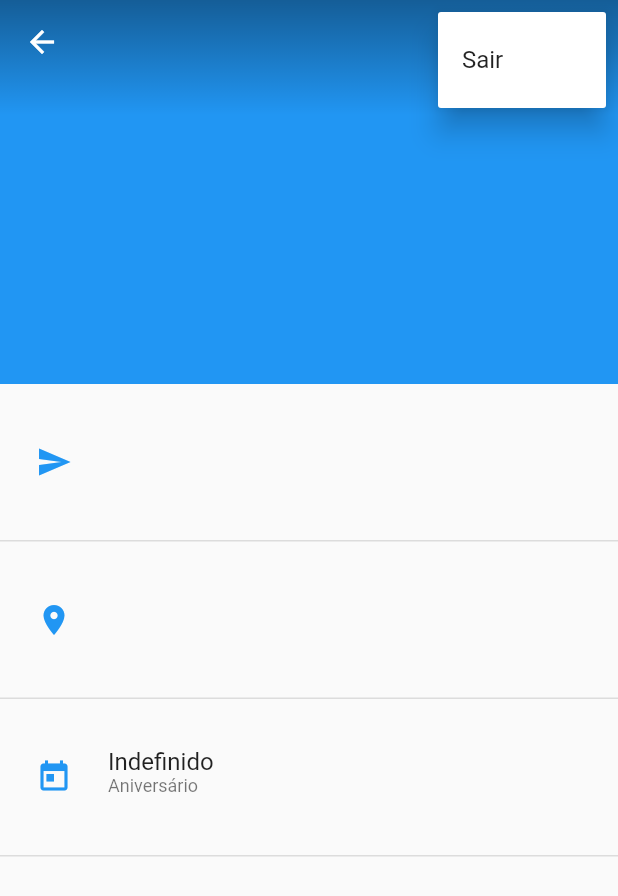
After one commit to CezarGarrido/cuco_robots, a Flutter app: the ContactsDemo screen opened by its route, after a tap on the "more vert" icon, on a phone screen of 412 x 824 dp. The commit adds this screen. Shown: the top 896 px of the screen. Run offline on Flutter 3.47's test engine with Material 2 defaults, Android fonts, the phone set to English and light mode, and no system bars; our stand-ins replace font_awesome_flutter, sqflite; accounts and stored records are empty; project files that could hold a hidden picture were left out.

Commit message:
Ultimas alterações

```diff
--- /dev/null
+++ b/app/lib/entities/contato.dart
@@ -0,0 +1,36 @@
+class Contato {
+  int id;
+  int alunoId;
+  String tipo;
+  String valor;
+  String createdAt;
+  Null updatedAt;
+
+  Contato(
+      {this.id,
+      this.alunoId,
+      this.tipo,
+      this.valor,
+      this.createdAt,
+      this.updatedAt});
+
+  Contato.fromJson(Map<String, dynamic> json) {
+    id = json['id'];
+    alunoId = json['aluno_id'];
+    tipo = json['tipo'];
+    valor = json['valor'];
+    createdAt = json['created_at'];
+    updatedAt = json['updated_at'];
+  }
+
+  Map<String, dynamic> toJson() {
+    final Map<String, dynamic> data = new Map<String, dynamic>();
+    data['id'] = this.id;
+    data['aluno_id'] = this.alunoId;
+    data['tipo'] = this.tipo;
+    data['valor'] = this.valor;
+    data['created_at'] = this.createdAt;
+    data['updated_at'] = this.updatedAt;
+    return data;
+  }
+}
--- /dev/null
+++ b/app/lib/entities/endereco.dart
@@ -0,0 +1,52 @@
+class Endereco {
+  int id;
+  int alunoId;
+  String logradouro;
+  int numero;
+  String complemento;
+  String bairro;
+  String cep;
+  String cidade;
+  String createdAt;
+  Null updatedAt;
+
+  Endereco(
+      {this.id,
+      this.alunoId,
+      this.logradouro,
+      this.numero,
+      this.complemento,
+      this.bairro,
+      this.cep,
+      this.cidade,
+      this.createdAt,
+      this.updatedAt});
+
+  Endereco.fromJson(Map<String, dynamic> json) {
+    id = json['id'];
+    alunoId = json['aluno_id'];
+    logradouro = json['logradouro'];
+    numero = json['numero'];
+    complemento = json['complemento'];
+    bairro = json['bairro'];
+    cep = json['cep'];
+    cidade = json['cidade'];
+    createdAt = json['created_at'];
+    updatedAt = json['updated_at'];
+  }
+
+  Map<String, dynamic> toJson() {
+    final Map<String, dynamic> data = new Map<String, dynamic>();
+    data['id'] = this.id;
+    data['aluno_id'] = this.alunoId;
+    data['logradouro'] = this.logradouro;
+    data['numero'] = this.numero;
+    data['complemento'] = this.complemento;
+    data['bairro'] = this.bairro;
+    data['cep'] = this.cep;
+    data['cidade'] = this.cidade;
+    data['created_at'] = this.createdAt;
+    data['updated_at'] = this.updatedAt;
+    return data;
+  }
+}
--- /dev/null
+++ b/app/lib/views/aluno/perfil.dart
@@ -0,0 +1,280 @@
+// Copyright 2015 The Chromium Authors. All rights reserved.
+// Use of this source code is governed by a BSD-style license that can be
+// found in the LICENSE file.
+
+import 'package:flutter/material.dart';
+import 'package:flutter/services.dart';
+import 'package:app/repository/aluno.dart';
+import 'package:app/repository/contato.dart';
+import 'package:app/entities/aluno.dart';
+import 'package:app/entities/contato.dart';
+import 'package:app/repository/endereco.dart';
+import 'package:app/entities/endereco.dart';
+import 'package:intl/intl.dart';
+
+class _ContactCategory extends StatelessWidget {
+  const _ContactCategory({Key key, this.icon, this.children}) : super(key: key);
+
+  final IconData icon;
+  final List<Widget> children;
+
+  @override
+  Widget build(BuildContext context) {
+    final ThemeData themeData = Theme.of(context);
+    return Container(
+      padding: const EdgeInsets.symmetric(vertical: 16.0),
+      decoration: BoxDecoration(
+          border: Border(bottom: BorderSide(color: themeData.dividerColor))),
+      child: DefaultTextStyle(
+        style: Theme.of(context).textTheme.subhead,
+        child: SafeArea(
+          top: false,
+          bottom: false,
+          child: Row(
+            crossAxisAlignment: CrossAxisAlignment.start,
+            children: <Widget>[
+              Container(
+                padding: const EdgeInsets.symmetric(vertical: 24.0),
+                width: 72.0,
+                child: Icon(icon, color: themeData.primaryColor),
+              ),
+              Expanded(child: Column(children: children)),
+            ],
+          ),
+        ),
+      ),
+    );
+  }
+}
+
+class _ContactItem extends StatelessWidget {
+  const _ContactItem(
+      {Key key, this.icon, this.lines, this.tooltip, this.onPressed})
+      : assert(lines.length > 1),
+        super(key: key);
+
+  final IconData icon;
+  final List<String> lines;
+  final String tooltip;
+  final VoidCallback onPressed;
+
+  @override
+  Widget build(BuildContext context) {
+    final ThemeData themeData = Theme.of(context);
+    final List<Widget> columnChildren = lines
+        .sublist(0, lines.length - 1)
+        .map<Widget>((String line) => Text(line))
+        .toList();
+    columnChildren.add(Text(lines.last, style: themeData.textTheme.caption));
+
+    final List<Widget> rowChildren = <Widget>[
+      Expanded(
+        child: Column(
+          crossAxisAlignment: CrossAxisAlignment.start,
+          children: columnChildren,
+        ),
+      ),
+    ];
+    if (icon != null) {
+      rowChildren.add(SizedBox(
+        width: 72.0,
+        child: IconButton(
+          icon: Icon(icon),
+          color: themeData.primaryColor,
+          onPressed: onPressed,
+        ),
+      ));
+    }
+    return MergeSemantics(
+      child: Padding(
+        padding: const EdgeInsets.symmetric(vertical: 16.0),
+        child: Row(
+          mainAxisAlignment: MainAxisAlignment.spaceBetween,
+          children: rowChildren,
+        ),
+      ),
+    );
+  }
+}
+
+class ContactsDemo extends StatefulWidget {
+  static const String routeName = '/contacts';
+
+  @override
+  ContactsDemoState createState() => ContactsDemoState();
+}
+
+enum AppBarBehavior { normal, pinned, floating, snapping }
+
+class ContactsDemoState extends State<ContactsDemo> {
+  static final GlobalKey<ScaffoldState> _scaffoldKey =
+      GlobalKey<ScaffoldState>();
+  final double _appBarHeight = 256.0;
+
+  AppBarBehavior _appBarBehavior = AppBarBehavior.pinned;
+  AlunoRepository _alunoRepository = AlunoRepository();
+
+  ContatoRepository _contatoRepository = ContatoRepository();
+  EnderecoRepository _enderecoRepository = EnderecoRepository();
+
+  List<Contato> contatos = List();
+  List<Endereco> enderecos = List();
+  Aluno aluno = Aluno();
+
+  Future<Null> loadAluno() async {
+    Aluno alunoDB = await _alunoRepository.getAluno();
+    List<Contato> contatosdb = await _contatoRepository.getContatos(alunoDB.id);
+    List<Endereco> enderecosdb = await _enderecoRepository.getContatos(alunoDB.id);
+   // await new Future.delayed(const Duration(seconds: 1));
+    if (mounted) {
+      setState(() {
+        aluno = alunoDB;
+        contatos = contatosdb;
+        enderecos = enderecosdb;
+      });
+    }
+  }
+
+  @override
+  void initState() {
+    super.initState();
+    loadAluno();
+  }
+
+  @override
+  Widget build(BuildContext context) {
+
+    final contato_items = <Widget>[];
+    for (var i = 0; i < contatos.length; i++) {
+        contato_items.add(new _ContactItem(
+                        lines: <String>[
+                          contatos[i].valor,
+                          contatos[i].tipo,
+                        ],
+        ));
+    }
+        final endereco_items = <Widget>[];
+    for (var i = 0; i < enderecos.length; i++) {
+        endereco_items.add(new _ContactItem(
+                        lines: <String>[
+                          enderecos[i].cidade,
+                          "Cidade",
+                        ],
+        ));
+    }
+    return Theme(
+      data: ThemeData(
+        brightness: Brightness.light,
+        primarySwatch: Colors.blue,
+        platform: Theme.of(context).platform,
+      ),
+      child: Scaffold(
+        key: _scaffoldKey,
+        body: CustomScrollView(
+          slivers: <Widget>[
+            SliverAppBar(
+              expandedHeight: _appBarHeight,
+              pinned: _appBarBehavior == AppBarBehavior.pinned,
+              floating: _appBarBehavior == AppBarBehavior.floating ||
+                  _appBarBehavior == AppBarBehavior.snapping,
+              snap: _appBarBehavior == AppBarBehavior.snapping,
+              actions: <Widget>[
+                IconButton(
+                  icon: const Icon(Icons.create),
+                  tooltip: 'Edit',
+                  onPressed: () {
+                    _scaffoldKey.currentState.showSnackBar(const SnackBar(
+                      content: Text("Funcionalidade não suportada."),
+                    ));
+                  },
+                ),
+                PopupMenuButton<AppBarBehavior>(
+                  onSelected: (AppBarBehavior value) {
+                    setState(() {
+                      _appBarBehavior = value;
+                    });
+                  },
+                  itemBuilder: (BuildContext context) =>
+                      <PopupMenuItem<AppBarBehavior>>[
+                    const PopupMenuItem<AppBarBehavior>(
+                      value: AppBarBehavior.normal,
+                      child: Text('Sair'),
+                    ),
+                    /*const PopupMenuItem<AppBarBehavior>(
+                      value: AppBarBehavior.pinned,
+                      child: Text('App bar stays put'),
+                    ),
+                    const PopupMenuItem<AppBarBehavior>(
+                      value: AppBarBehavior.floating,
+                      child: Text('App bar floats'),
+                    ),
+                    const PopupMenuItem<AppBarBehavior>(
+                      value: AppBarBehavior.snapping,
+                      child: Text('App bar snaps'),
+                    ),*/
+                  ],
+                ),
+              ],
+              flexibleSpace: FlexibleSpaceBar(
+                title: Text(
+                  aluno.nome != null ? aluno.nome : "",
+                  style: new TextStyle(
+                    fontSize: 14.0,
+                  ),
+                ),
+                background: Stack(
+                  fit: StackFit.expand,
+                  children: <Widget>[
+                    // Image.asset(
+                    //   'people/ali_landscape.png',
+                    //   package: 'flutter_gallery_assets',
+                    //   fit: BoxFit.cover,
+                    //   height: _appBarHeight,
+                    // ),
+                    // This gradient ensures that the toolbar icons are distinct
+                    // against the background image.
+                    const DecoratedBox(
+                      decoration: BoxDecoration(
+                        gradient: LinearGradient(
+                          begin: Alignment(0.0, -1.0),
+                          end: Alignment(0.0, -0.4),
+                          colors: <Color>[Color(0x60000000), Color(0x00000000)],
+                        ),
+                      ),
+                    ),
+                  ],
+                ),
+              ),
+            ),
+            SliverList(
+              delegate: SliverChildListDelegate(
+              <Widget>[
+                   AnnotatedRegion<SystemUiOverlayStyle>(
+                       value: SystemUiOverlayStyle.dark,
+                       child: _ContactCategory(
+                              icon: Icons.send,
+                              children: contato_items,
+                       )
+                   ),
+                   _ContactCategory(
+                              icon: Icons.location_on,
+                              children: endereco_items,
+                       ),
+                   _ContactCategory(
+                              icon: Icons.today,
+                              children: <Widget>[ _ContactItem(
+                        lines: <String>[
+                          aluno.dataNascimento != null? DateFormat.yMMMd("pt_BR")
+                                  .format(DateTime.parse(aluno.dataNascimento)):"Indefinido",
+                          "Aniversário",
+                        ],
+        ),]
+                   )
+              ]),
+            ),
+          ],
+        ),
+      ),
+    );
+  }
+}
--- a/app/pubspec.yaml
+++ b/app/pubspec.yaml
@@ -30,6 +30,7 @@ dependencies:
   flutter_screenutil: ^0.4.2
   font_awesome_flutter: ^8.0.1
   intl: ^0.15.8
+  url_launcher: ^5.1.2
 dev_dependencies:
   flutter_test:
     sdk: flutter
```
Also changed, not shown: app/lib/driver/database.dart (+32 -3 lines), app/lib/entities/aluno.dart (+25 -2 lines), app/lib/main.dart (+50 -10 lines), app/lib/repository/aluno.dart (+14 -1 lines), app/lib/repository/contato.dart (added, +38 -0 lines), app/lib/repository/disciplina.dart (+5 -5 lines), app/lib/repository/endereco.dart (added, +41 -0 lines), app/lib/views/about/about.dart (added, +91 -0 lines), app/lib/views/notas/list.dart (+22 -2 lines), app/pubspec.lock.
